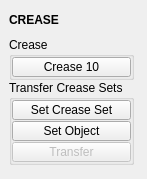
Above: tentacle/ui/crease.ui from m3trik/tentacle before the change. Below: the same form after it.
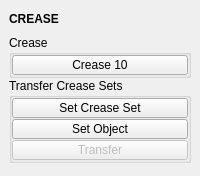
That is the form after the change. Custom widgets are drawn as their Qt base class.

Patch:
```diff
--- a/tentacle/ui/crease.ui
+++ b/tentacle/ui/crease.ui
@@ -9,25 +9,10 @@
    <rect>
     <x>0</x>
     <y>0</y>
-    <width>147</width>
-    <height>179</height>
+    <width>200</width>
+    <height>176</height>
    </rect>
   </property>
-  <property name="minimumSize">
-   <size>
-    <width>0</width>
-    <height>0</height>
-   </size>
-  </property>
-  <property name="maximumSize">
-   <size>
-    <width>999</width>
-    <height>999</height>
-   </size>
-  </property>
-  <property name="windowTitle">
-   <string>Toolkit</string>
-  </property>
   <property name="layoutDirection">
    <enum>Qt::LeftToRight</enum>
   </property>
@@ -105,6 +90,12 @@
    </palette>
   </property>
   <widget class="QWidget" name="central_widget">
+   <property name="minimumSize">
+    <size>
+     <width>200</width>
+     <height>0</height>
+    </size>
+   </property>
    <property name="balette" stdset="0">
     <palette>
      <active>
@@ -144,17 +135,11 @@
    </property>
    <layout class="QVBoxLayout" name="verticalLayout_4">
     <item>
-     <widget class="DraggableHeader" name="draggableHeader">
+     <widget class="Header" name="header">
       <property name="minimumSize">
        <size>
         <width>0</width>
-        <height>22</height>
-       </size>
-      </property>
-      <property name="maximumSize">
-       <size>
-        <width>125</width>
-        <height>22</height>
+        <height>20</height>
        </size>
       </property>
       <property name="font">
@@ -175,18 +160,6 @@
       </property>
       <item>
        <widget class="QGroupBox" name="groupBox">
-        <property name="minimumSize">
-         <size>
-          <width>125</width>
-          <height>0</height>
-         </size>
-        </property>
-        <property name="maximumSize">
-         <size>
-          <width>125</width>
-          <height>999</height>
-         </size>
-        </property>
         <property name="title">
          <string>Crease</string>
         </property>
@@ -211,12 +184,6 @@
            <property name="enabled">
             <bool>true</bool>
            </property>
-           <property name="sizePolicy">
-            <sizepolicy hsizetype="Fixed" vsizetype="Fixed">
-             <horstretch>0</horstretch>
-             <verstretch>0</verstretch>
-            </sizepolicy>
-           </property>
            <property name="minimumSize">
             <size>
              <width>0</width>
@@ -225,7 +192,7 @@
            </property>
            <property name="maximumSize">
             <size>
-             <width>999</width>
+             <width>16777215</width>
              <height>20</height>
             </size>
            </property>
@@ -248,18 +215,6 @@
       </item>
       <item>
        <widget class="QGroupBox" name="Transfer_Crease_Sets">
-        <property name="minimumSize">
-         <size>
-          <width>125</width>
-          <height>0</height>
-         </size>
-        </property>
-        <property name="maximumSize">
-         <size>
-          <width>125</width>
-          <height>999</height>
-         </size>
-        </property>
         <property name="title">
          <string>Transfer Crease Sets</string>
         </property>
@@ -281,12 +236,6 @@
          </property>
          <item>
           <widget class="QPushButton" name="b000">
-           <property name="sizePolicy">
-            <sizepolicy hsizetype="Fixed" vsizetype="Fixed">
-             <horstretch>0</horstretch>
-             <verstretch>0</verstretch>
-            </sizepolicy>
-           </property>
            <property name="minimumSize">
             <size>
              <width>0</width>
@@ -295,7 +244,7 @@
            </property>
            <property name="maximumSize">
             <size>
-             <width>999</width>
+             <width>16777215</width>
              <height>20</height>
             </size>
            </property>
@@ -324,12 +273,6 @@
          </item>
          <item>
           <widget class="QPushButton" name="b001">
-           <property name="sizePolicy">
-            <sizepolicy hsizetype="Fixed" vsizetype="Fixed">
-             <horstretch>0</horstretch>
-             <verstretch>0</verstretch>
-            </sizepolicy>
-           </property>
            <property name="minimumSize">
             <size>
              <width>0</width>
@@ -338,7 +281,7 @@
            </property>
            <property name="maximumSize">
             <size>
-             <width>999</width>
+             <width>16777215</width>
              <height>20</height>
             </size>
            </property>
@@ -378,7 +321,7 @@
            </property>
            <property name="maximumSize">
             <size>
-             <width>999</width>
+             <width>16777215</width>
              <height>20</height>
             </size>
            </property>
@@ -424,15 +367,15 @@
   </widget>
  </widget>
  <customwidgets>
+  <customwidget>
+   <class>Header</class>
+   <extends>QLabel</extends>
+   <header>uitk.widgets.header.Header.h</header>
+  </customwidget>
   <customwidget>
    <class>PushButton</class>
    <extends>QPushButton</extends>
-   <header>pushButton.h</header>
-  </customwidget>
-  <customwidget>
-   <class>DraggableHeader</class>
-   <extends>QLabel</extends>
-   <header>draggableHeader.h</header>
+   <header>widgets.pushbutton.h</header>
   </customwidget>
  </customwidgets>
  <resources/>
```
